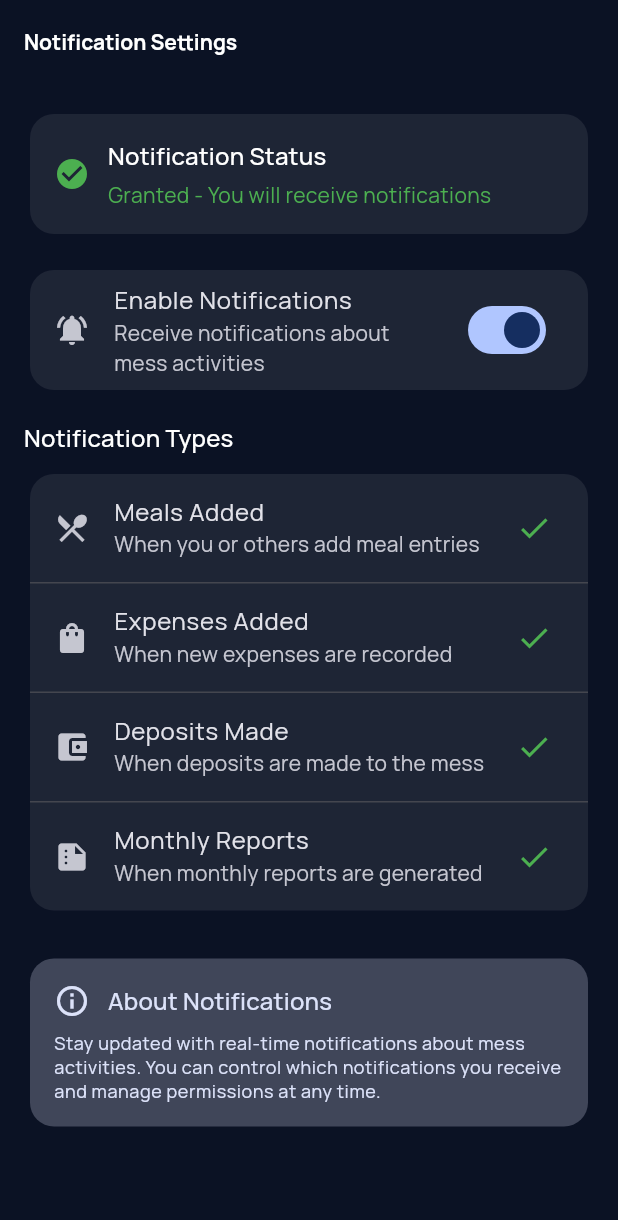
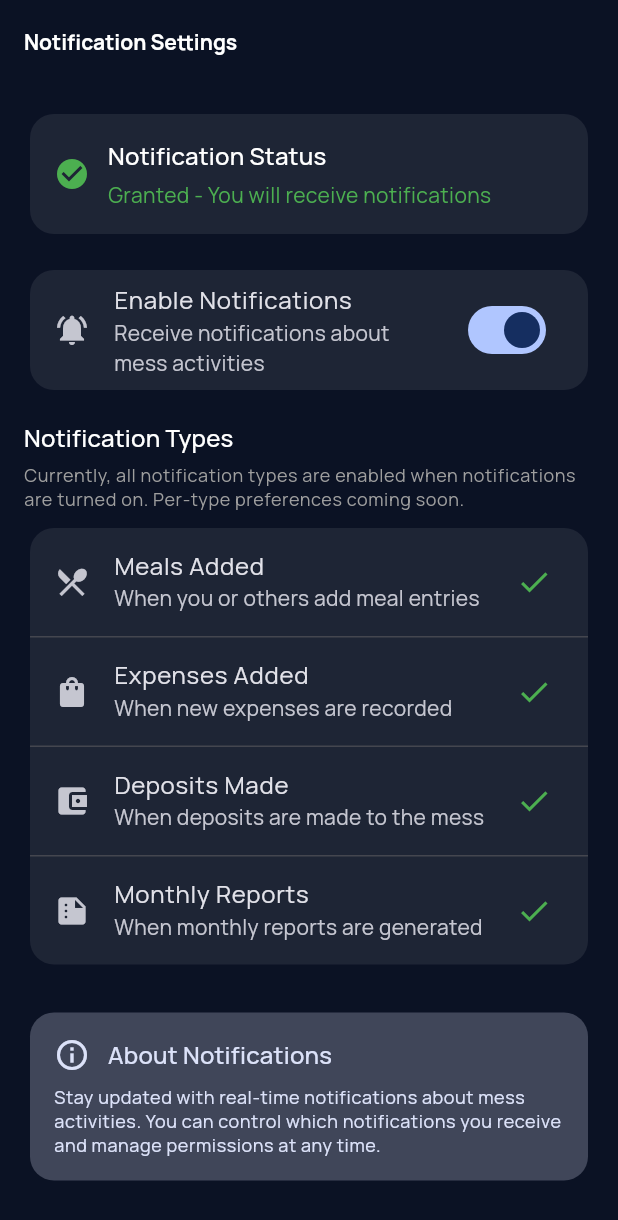
Before and after one commit to rahat664/mess-manager, a Flutter app: the NotificationSettingsScreen screen opened by its route, on a phone screen of 412 x 824 dp. Shown: the top 1220 px of the screen. Run offline on Flutter 3.47's test engine with Material 3 defaults, Android fonts, the phone set to English and light mode, and no system bars; our stand-ins replace cloud_firestore, equatable, firebase_auth, firebase_core, firebase_messaging, firebase_storage and 5 more; accounts and stored records are empty.

Commit message:
Address code review feedback and improve initialization
Co-authored-by: rahat664 <55030561+rahat664@users.noreply.github.com>

```diff
--- a/lib/app/app.dart
+++ b/lib/app/app.dart
@@ -4,13 +4,35 @@ import 'package:flutter_riverpod/flutter_riverpod.dart';
 import '../core/theme/app_theme.dart';
 import '../features/notifications/presentation/notification_listener.dart';
 import '../features/notifications/presentation/notification_topic_subscriber.dart';
+import '../features/notifications/providers/notification_providers.dart';
 import 'router.dart';
 
-class MessApp extends ConsumerWidget {
+class MessApp extends ConsumerStatefulWidget {
   const MessApp({super.key});
 
   @override
-  Widget build(BuildContext context, WidgetRef ref) {
+  ConsumerState<MessApp> createState() => _MessAppState();
+}
+
+class _MessAppState extends ConsumerState<MessApp> {
+  @override
+  void initState() {
+    super.initState();
+    // Initialize notification service asynchronously
+    _initializeNotifications();
+  }
+
+  Future<void> _initializeNotifications() async {
+    try {
+      final notificationService = ref.read(notificationServiceProvider);
+      await notificationService.initialize();
+    } catch (e) {
+      debugPrint('Failed to initialize notifications: $e');
+    }
+  }
+
+  @override
+  Widget build(BuildContext context) {
     final router = ref.watch(routerProvider);
     return NotificationTopicSubscriber(
       child: NotificationListener(
--- a/lib/features/notifications/presentation/notification_settings_screen.dart
+++ b/lib/features/notifications/presentation/notification_settings_screen.dart
@@ -125,6 +125,13 @@ class NotificationSettingsScreen extends ConsumerWidget {
               Text(
                 'Notification Types',
                 style: Theme.of(context).textTheme.titleMedium,
+              ),
+              const SizedBox(height: 4),
+              Text(
+                'Currently, all notification types are enabled when notifications are turned on. Per-type preferences coming soon.',
+                style: Theme.of(context).textTheme.bodySmall?.copyWith(
+                      color: Colors.grey,
+                    ),
               ),
               const SizedBox(height: 8),
               Card(
--- a/lib/features/notifications/providers/notification_providers.dart
+++ b/lib/features/notifications/providers/notification_providers.dart
@@ -55,4 +55,6 @@ final notificationStreamProvider = StreamProvider<RemoteMessage>((ref) {
 });
 
 /// Provider for notification enabled state in user preferences.
+/// Note: This is a simple in-memory state. For production, consider persisting
+/// this to SharedPreferences or Firestore to maintain settings across app restarts.
 final notificationsEnabledProvider = StateProvider<bool>((ref) => true);
```
Also changed, not shown: lib/features/dashboard/presentation/dashboard_screen.dart (+9 -4 lines), lib/features/notifications/data/notification_service.dart (+7 -0 lines), lib/main.dart (+3 -19 lines).
